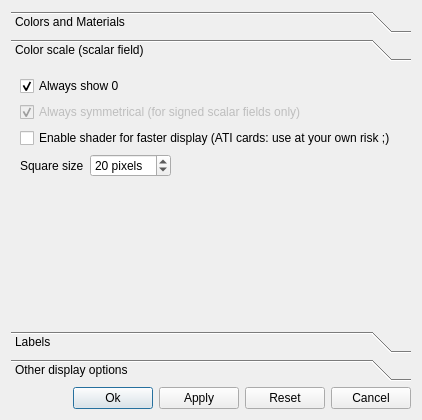
First picture: the form in qCC/ui_templates/displayOptionsDlg.ui, repository CloudCompare/CloudCompare, before the edit.
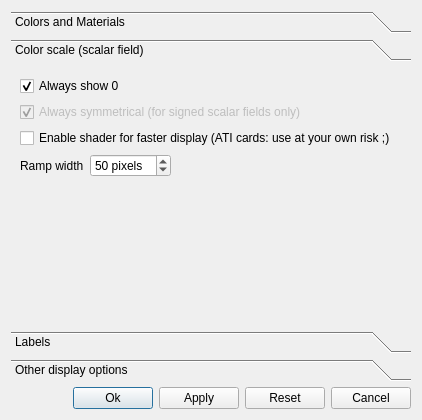
Second picture: the form after the edit. Icons and pictures are not drawn.

Commit message: New color ramp display

Patch:
```diff
--- a/qCC/ui_templates/displayOptionsDlg.ui
+++ b/qCC/ui_templates/displayOptionsDlg.ui
@@ -390,7 +390,7 @@
          <item>
           <widget class="QLabel" name="label_10">
            <property name="text">
-            <string>Square size</string>
+            <string>Ramp width</string>
            </property>
           </widget>
          </item>
@@ -400,13 +400,13 @@
             <string> pixels</string>
            </property>
            <property name="minimum">
-            <number>2</number>
+            <number>10</number>
            </property>
            <property name="maximum">
             <number>200</number>
            </property>
            <property name="value">
-            <number>20</number>
+            <number>50</number>
            </property>
           </widget>
          </item>
```
Left out of the diff: 2 changed lines with no effect on the pictures. The commit also changes 16 other files.
